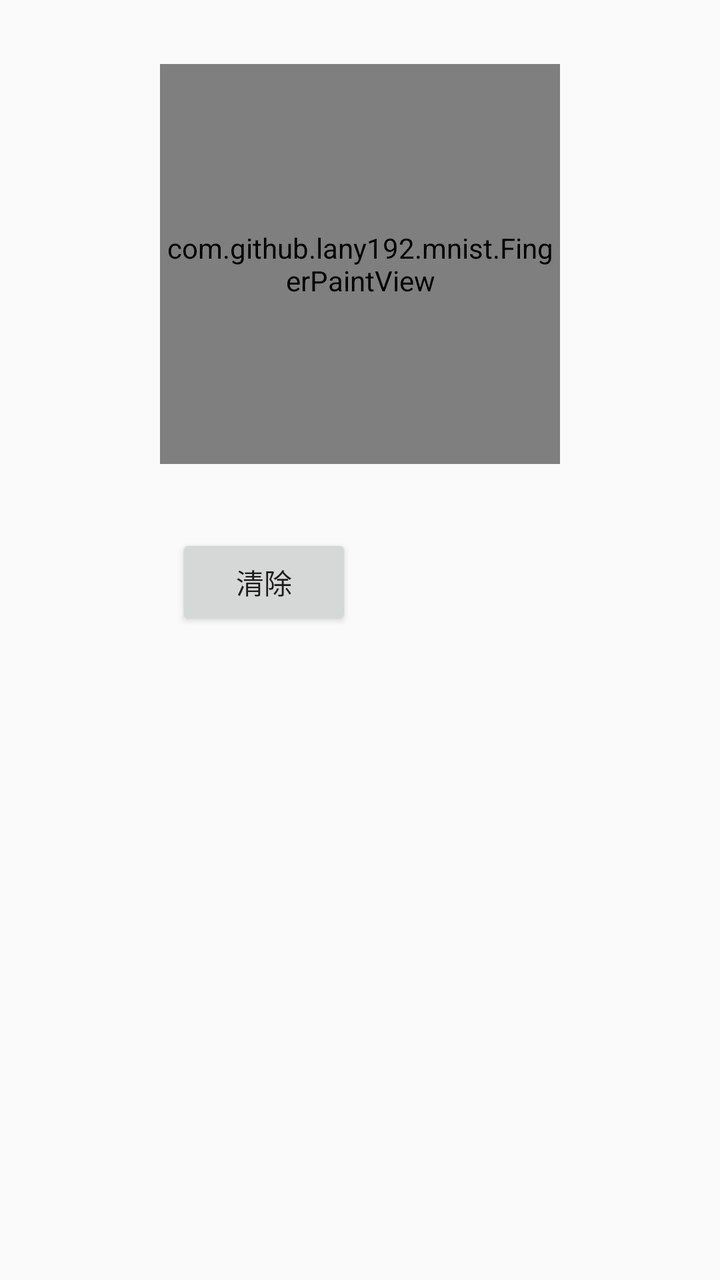
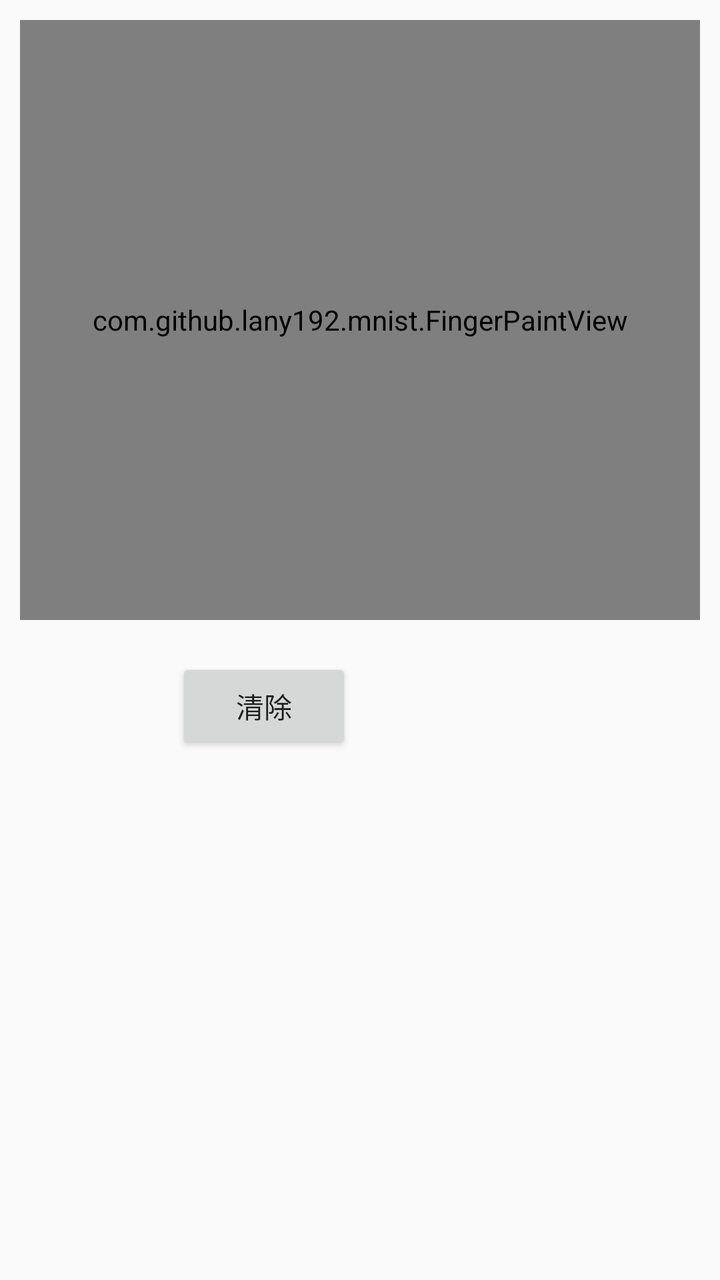

An Android layout rendered at two revisions. The XML below is the earlier revision; the diff shows what the commit changed to produce the second picture.
<!-- AndroidManifest.xml: application theme AppTheme -->
<!-- res/layout/activity_main.xml -->
<?xml version="1.0" encoding="utf-8"?>
<LinearLayout xmlns:android="http://schemas.android.com/apk/res/android"
    xmlns:tools="http://schemas.android.com/tools"
    android:layout_width="match_parent"
    android:layout_height="match_parent"
    android:orientation="vertical"
    android:padding="16dp"
    tools:context=".MainActivity">

    <com.github.lany192.mnist.FingerPaintView
        android:id="@+id/finger_paint_view"
        android:layout_width="200dp"
        android:layout_height="200dp"
        android:layout_gravity="center"
        android:layout_margin="16dp"
        android:background="#dddddd" />

    <TextView
        android:id="@+id/textResult"
        android:layout_width="match_parent"
        android:layout_height="wrap_content" />

    <LinearLayout
        android:layout_width="match_parent"
        android:layout_height="wrap_content"
        android:gravity="center_horizontal"
        android:orientation="horizontal">

        <Button
            android:id="@+id/buttonClear"
            android:layout_width="wrap_content"
            android:layout_height="wrap_content"
            android:text="清除" />

        <Button
            android:id="@+id/buttonDetect"
            android:layout_width="wrap_content"
            android:layout_height="wrap_content"
            android:layout_marginLeft="8dp"
            android:text="识别"
            android:visibility="invisible" />
    </LinearLayout>


</LinearLayout>
<!-- resources referenced by this layout -->
<resources>
  <style name="AppTheme" parent="Theme.AppCompat.Light.DarkActionBar">
          
          <item name="colorPrimary">@color/colorPrimary</item>
          <item name="colorPrimaryDark">@color/colorPrimaryDark</item>
          <item name="colorAccent">@color/colorAccent</item>
      </style>
  <color name="colorPrimary">#000000</color>
  <color name="colorPrimaryDark">#000000</color>
  <color name="colorAccent">#000000</color>
</resources>

<!-- the commit's change to res/layout/activity_main.xml (unified diff, before → after) -->
@@ -4,15 +4,14 @@
     android:layout_width="match_parent"
     android:layout_height="match_parent"
     android:orientation="vertical"
-    android:padding="16dp"
+    android:padding="10dp"
     tools:context=".MainActivity">
 
     <com.github.lany192.mnist.FingerPaintView
         android:id="@+id/finger_paint_view"
-        android:layout_width="200dp"
-        android:layout_height="200dp"
+        android:layout_width="match_parent"
+        android:layout_height="300dp"
         android:layout_gravity="center"
-        android:layout_margin="16dp"
         android:background="#dddddd" />
 
     <TextView
